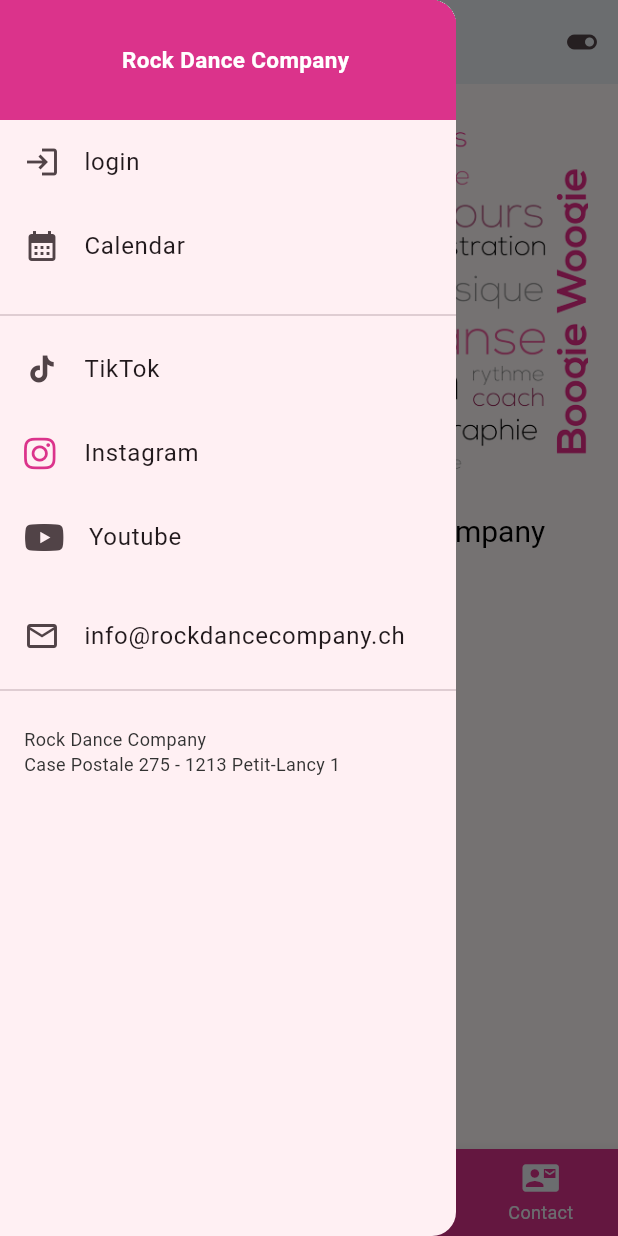
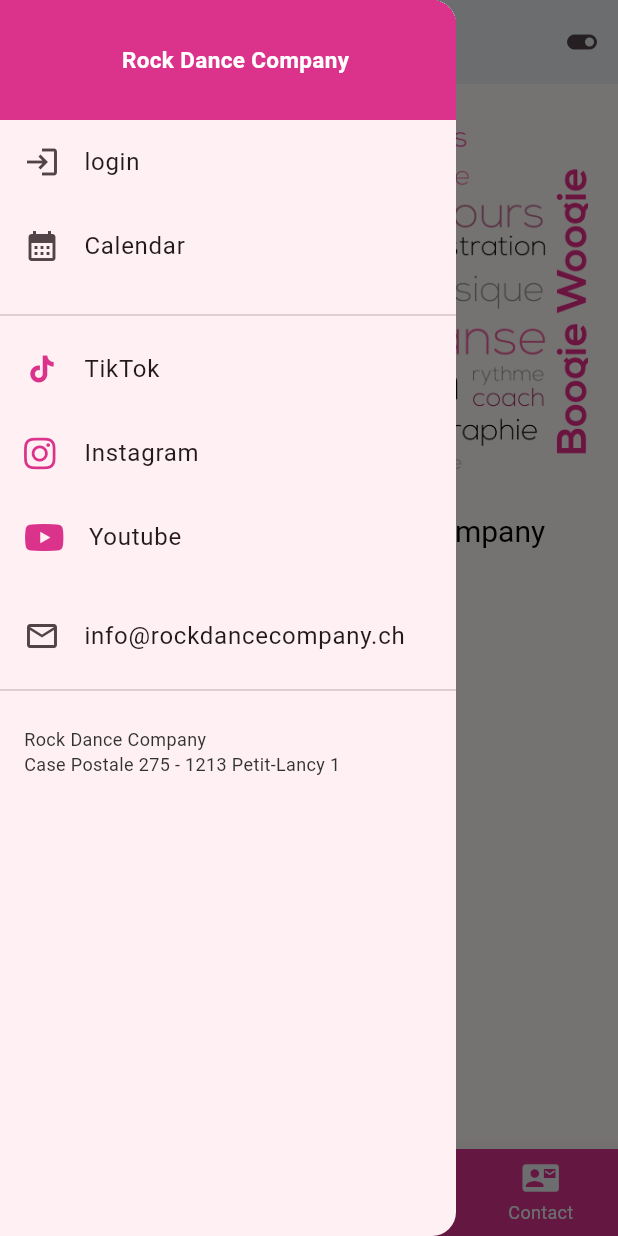
Before and after one commit to Christina3131/rockdance, a Flutter app: the screen it shows after launch, with the side drawer open, on a phone screen of 412 x 824 dp. Run offline on Flutter 3.47's test engine with Material 3 defaults, Android fonts, the phone set to English and light mode, and no system bars; our stand-ins replace font_awesome_flutter.

Commit message:
Connection backend + frontend successful

```diff
--- a/rockdance-frontend/rockdancecompany/lib/core/api/api_config.dart
+++ b/rockdance-frontend/rockdancecompany/lib/core/api/api_config.dart
@@ -1,5 +1,4 @@
+// lib/core/api/api_config.dart
 class ApiConfig {
-  // Emulator -> host (XAMPP/localhost)
-  static const String base = 'http://10.0.2.2/rockdanceapp/api';
-  // Example: http://10.0.2.2:8080/rockdanceapp/rockdance-backend/api';
+  static const base = 'http://10.0.2.2:8080/rockdanceapp/rockdance-backend/api';
 }
--- a/rockdance-frontend/rockdancecompany/lib/public/accessories/navbar.dart
+++ b/rockdance-frontend/rockdancecompany/lib/public/accessories/navbar.dart
@@ -55,6 +55,7 @@ class Navbar extends StatelessWidget {
           const Divider(),
           ListTile(
             leading: const Icon(Icons.tiktok),
+            iconColor: Color(0xFFdb338b),
             title: const Text('TikTok'),
             onTap: () async {
               Navigator.pop(context);
@@ -84,7 +85,10 @@ class Navbar extends StatelessWidget {
           ),
 
           ListTile(
-            leading: const FaIcon(FontAwesomeIcons.youtube),
+            leading: const FaIcon(
+              FontAwesomeIcons.youtube,
+              color: Color(0xFFdb338b),
+            ),
             title: const Text('Youtube'),
             onTap: () async {
               Navigator.pop(context);
```
Also changed, not shown: rockdance-frontend/rockdancecompany/lib/public/contact/contact_page.dart (+41 -3 lines), 1 other file.
